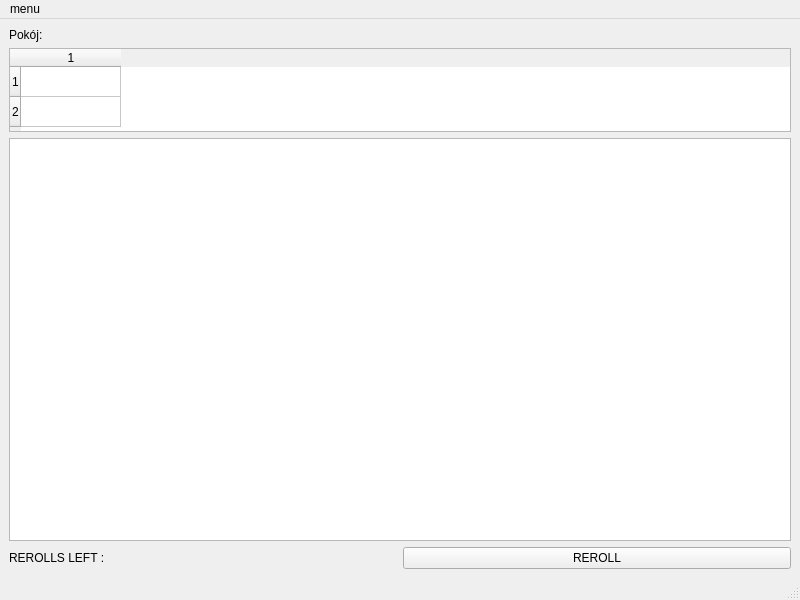
Qt form KlientKosci/gra.ui (Pilif102/Kosci) before a commit.
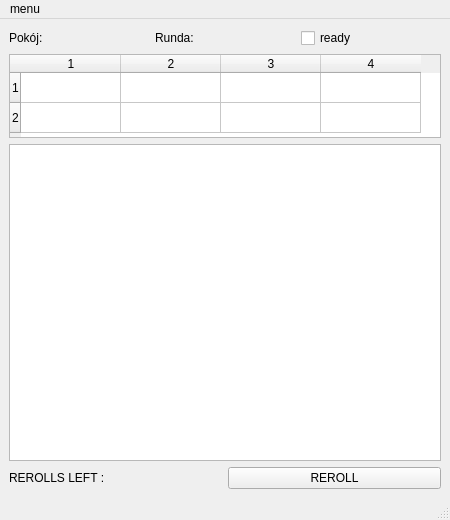
The same form after that commit.

The edit to the form file:
```diff
--- a/KlientKosci/gra.ui
+++ b/KlientKosci/gra.ui
@@ -6,27 +6,57 @@
    <rect>
     <x>0</x>
     <y>0</y>
-    <width>800</width>
-    <height>600</height>
+    <width>450</width>
+    <height>520</height>
    </rect>
   </property>
+  <property name="minimumSize">
+   <size>
+    <width>450</width>
+    <height>0</height>
+   </size>
+  </property>
   <property name="windowTitle">
    <string>MainWindow</string>
   </property>
   <widget class="QWidget" name="centralwidget">
    <layout class="QVBoxLayout" name="verticalLayout">
     <item>
-     <widget class="QLabel" name="pokoj">
-      <property name="text">
-       <string>Pokój:</string>
-      </property>
-     </widget>
+     <layout class="QHBoxLayout" name="horizontalLayout_5">
+      <item>
+       <widget class="QLabel" name="pokoj">
+        <property name="text">
+         <string>Pokój:</string>
+        </property>
+       </widget>
+      </item>
+      <item>
+       <widget class="QLabel" name="runda">
+        <property name="text">
+         <string>Runda:</string>
+        </property>
+       </widget>
+      </item>
+      <item>
+       <widget class="QCheckBox" name="Gotowosc">
+        <property name="text">
+         <string>ready</string>
+        </property>
+       </widget>
+      </item>
+     </layout>
     </item>
     <item>
      <widget class="QTableWidget" name="gracze">
       <property name="enabled">
        <bool>true</bool>
       </property>
+      <property name="minimumSize">
+       <size>
+        <width>0</width>
+        <height>84</height>
+       </size>
+      </property>
       <property name="maximumSize">
        <size>
         <width>16777215</width>
@@ -40,11 +70,14 @@
        <number>2</number>
       </property>
       <property name="columnCount">
-       <number>1</number>
+       <number>4</number>
       </property>
       <row/>
       <row/>
       <column/>
+      <column/>
+      <column/>
+      <column/>
      </widget>
     </item>
     <item>
@@ -52,6 +85,12 @@
       <property name="enabled">
        <bool>true</bool>
       </property>
+      <property name="minimumSize">
+       <size>
+        <width>300</width>
+        <height>300</height>
+       </size>
+      </property>
       <property name="editTriggers">
        <set>QAbstractItemView::NoEditTriggers</set>
       </property>
@@ -82,17 +121,17 @@
     <rect>
      <x>0</x>
      <y>0</y>
-     <width>800</width>
+     <width>450</width>
      <height>23</height>
     </rect>
    </property>
-   <widget class="QMenu" name="menumenu">
+   <widget class="QMenu" name="wyjdz">
     <property name="title">
      <string>menu</string>
     </property>
     <addaction name="actiongo_back_to_menu"/>
    </widget>
-   <addaction name="menumenu"/>
+   <addaction name="wyjdz"/>
   </widget>
   <widget class="QStatusBar" name="statusbar">
    <property name="sizeGripEnabled">
```
Left out of the diff: 11 changed lines with no effect on the pictures.
